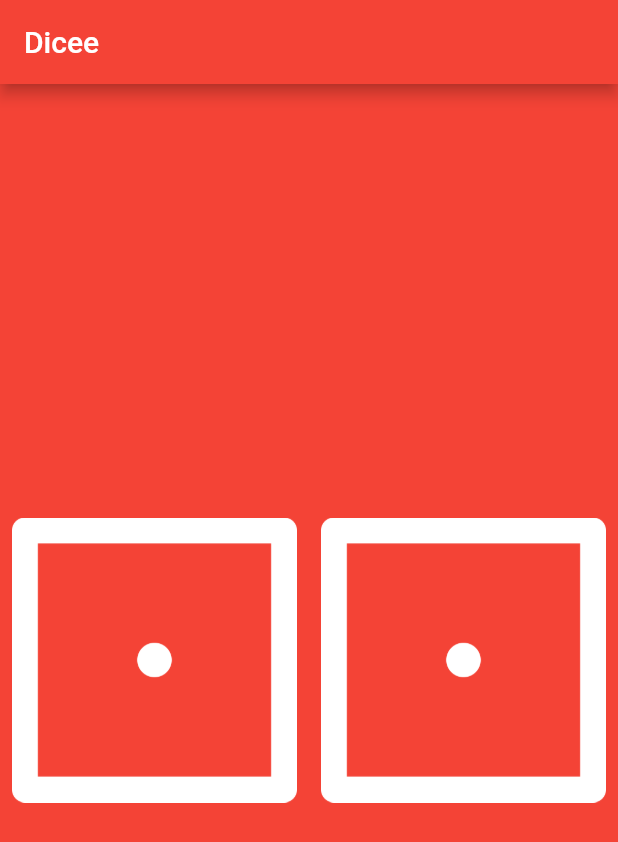
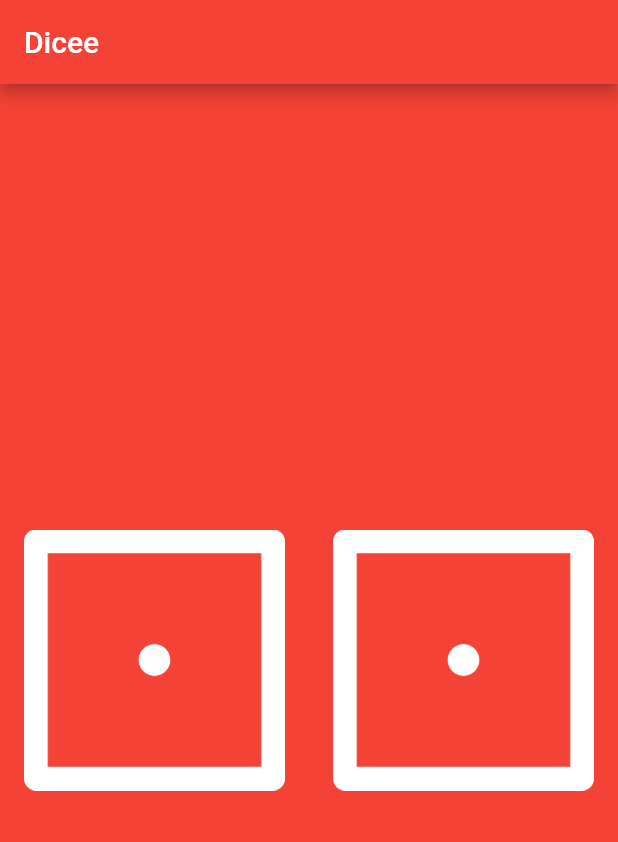
Before and after one commit to josungwoo/my_dice_project, a Flutter app: the screen it shows after launch, on a phone screen of 412 x 824 dp. Shown: the top 842 px of the screen. Run offline on Flutter 3.47's test engine with Material 2 defaults, Android fonts, the phone set to English and light mode, and no system bars.

```diff
--- a/lib/main.dart
+++ b/lib/main.dart
@@ -23,13 +23,13 @@ class DicePage extends StatelessWidget {
         children: <Widget>[
           Expanded(
             child: Padding(
-              padding: const EdgeInsets.all(8.0),
+              padding: const EdgeInsets.all(16.0),
               child: Image.asset('images/dice1.png'),
             ),
           ),
           Expanded(
             child: Padding(
-              padding: const EdgeInsets.all(8.0),
+              padding: const EdgeInsets.all(16.0),
               child: Image.asset('images/dice1.png'),
             ),
           ),
```
Also changed, not shown: 1 other file.
